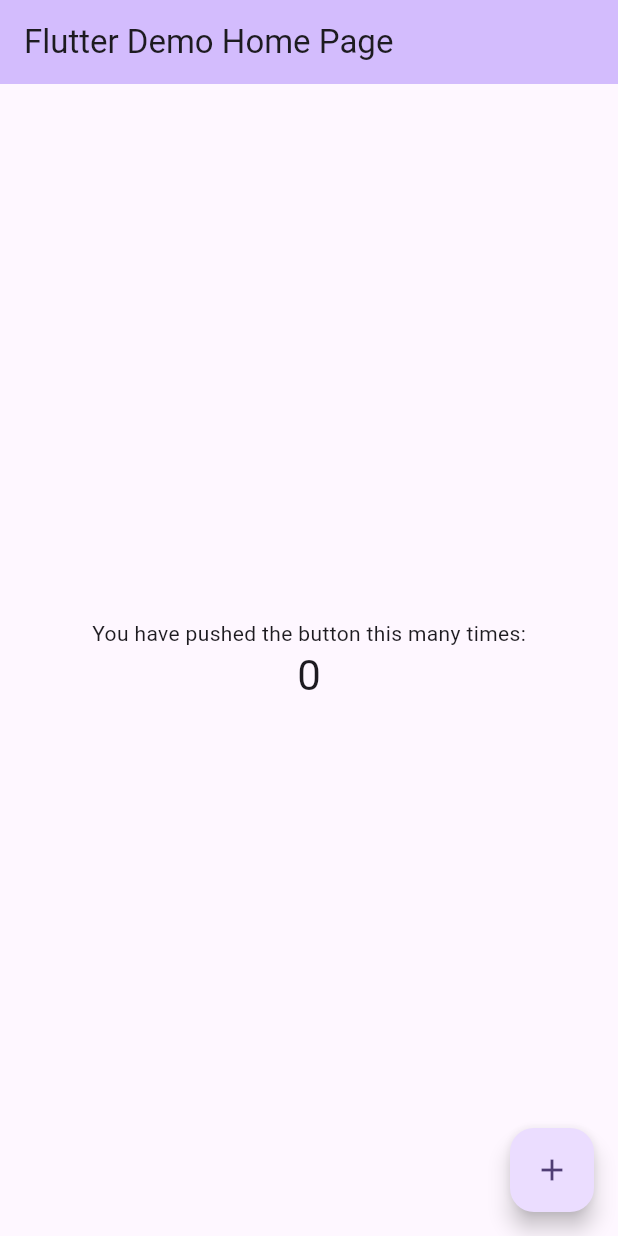
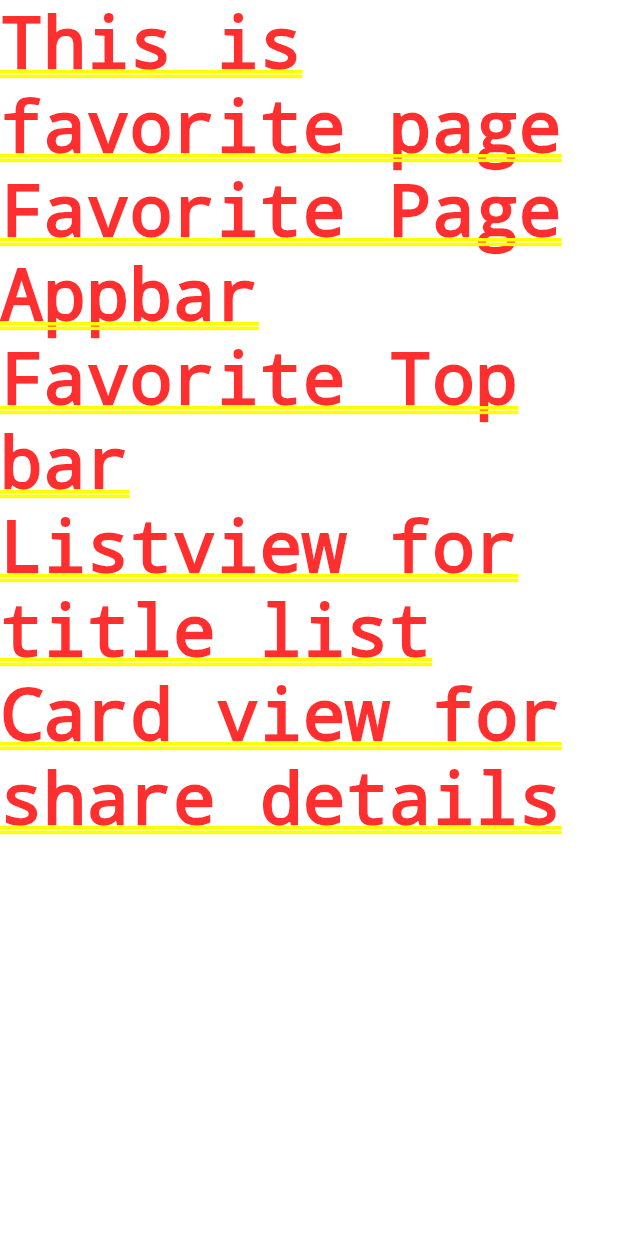
Before and after one commit to BishwayDatta1219/favorite_app, a Flutter app: the screen it shows after launch, on a phone screen of 412 x 824 dp. Run offline on Flutter 3.47's test engine with Material 3 defaults, Android fonts, the phone set to English and light mode, and no system bars.

Commit message:
create app utils and favorite page

```diff
--- /dev/null
+++ b/lib/favorite_page.dart
@@ -0,0 +1,18 @@
+import 'package:flutter/material.dart';
+
+class FavoritePage extends StatelessWidget {
+  const FavoritePage({super.key});
+
+  @override
+  Widget build(BuildContext context) {
+    return const Column(
+      children: [
+        Text("This is favorite page"),
+        Text("Favorite Page Appbar"),
+        Text("Favorite Top bar"),
+        Text("Listview for title list"),
+        Text("Card view for share details"),
+      ],
+    );
+  }
+}
--- a/lib/main.dart
+++ b/lib/main.dart
@@ -1,3 +1,4 @@
+import 'package:favorite_app/favorite_page.dart';
 import 'package:flutter/material.dart';
 
 void main() {
@@ -31,95 +32,7 @@ class MyApp extends StatelessWidget {
         colorScheme: ColorScheme.fromSeed(seedColor: Colors.deepPurple),
         useMaterial3: true,
       ),
-      home: const MyHomePage(title: 'Flutter Demo Home Page'),
+      home: const FavoritePage(),
     );
   }
 }
-
-class MyHomePage extends StatefulWidget {
-  const MyHomePage({super.key, required this.title});
-
-  // This widget is the home page of your application. It is stateful, meaning
-  // that it has a State object (defined below) that contains fields that affect
-  // how it looks.
-
-  // This class is the configuration for the state. It holds the values (in this
-  // case the title) provided by the parent (in this case the App widget) and
-  // used by the build method of the State. Fields in a Widget subclass are
-  // always marked "final".
-
-  final String title;
-
-  @override
-  State<MyHomePage> createState() => _MyHomePageState();
-}
-
-class _MyHomePageState extends State<MyHomePage> {
-  int _counter = 0;
-
-  void _incrementCounter() {
-    setState(() {
-      // This call to setState tells the Flutter framework that something has
-      // changed in this State, which causes it to rerun the build method below
-      // so that the display can reflect the updated values. If we changed
-      // _counter without calling setState(), then the build method would not be
-      // called again, and so nothing would appear to happen.
-      _counter++;
-    });
-  }
-
-  @override
-  Widget build(BuildContext context) {
-    // This method is rerun every time setState is called, for instance as done
-    // by the _incrementCounter method above.
-    //
-    // The Flutter framework has been optimized to make rerunning build methods
-    // fast, so that you can just rebuild anything that needs updating rather
-    // than having to individually change instances of widgets.
-    return Scaffold(
-      appBar: AppBar(
-        // TRY THIS: Try changing the color here to a specific color (to
-        // Colors.amber, perhaps?) and trigger a hot reload to see the AppBar
-        // change color while the other colors stay the same.
-        backgroundColor: Theme.of(context).colorScheme.inversePrimary,
-        // Here we take the value from the MyHomePage object that was created by
-        // the App.build method, and use it to set our appbar title.
-        title: Text(widget.title),
-      ),
-      body: Center(
-        // Center is a layout widget. It takes a single child and positions it
-        // in the middle of the parent.
-        child: Column(
-          // Column is also a layout widget. It takes a list of children and
-          // arranges them vertically. By default, it sizes itself to fit its
-          // children horizontally, and tries to be as tall as its parent.
-          //
-          // Column has various properties to control how it sizes itself and
-          // how it positions its children. Here we use mainAxisAlignment to
-          // center the children vertically; the main axis here is the vertical
-          // axis because Columns are vertical (the cross axis would be
-          // horizontal).
-          //
-          // TRY THIS: Invoke "debug painting" (choose the "Toggle Debug Paint"
-          // action in the IDE, or press "p" in the console), to see the
-          // wireframe for each widget.
-          mainAxisAlignment: MainAxisAlignment.center,
-          children: <Widget>[
-            const Text(
-              'You have pushed the button this many times:',
-            ),
-            Text(
-              '$_counter',
-              style: Theme.of(context).textTheme.headlineMedium,
-            ),
-          ],
-        ),
-      ),
-      floatingActionButton: FloatingActionButton(
-        onPressed: _incrementCounter,
-        tooltip: 'Increment',
-        child: const Icon(Icons.add),
-      ), // This trailing comma makes auto-formatting nicer for build methods.
-    );
-  }
-}
```
Also changed, not shown: lib/app_utlis/app_sizes.dart (added, +92 -0 lines), lib/app_utlis/app_strings.dart (added, +7 -0 lines), lib/app_utlis/app_ui_const.dart (added, +82 -0 lines).
